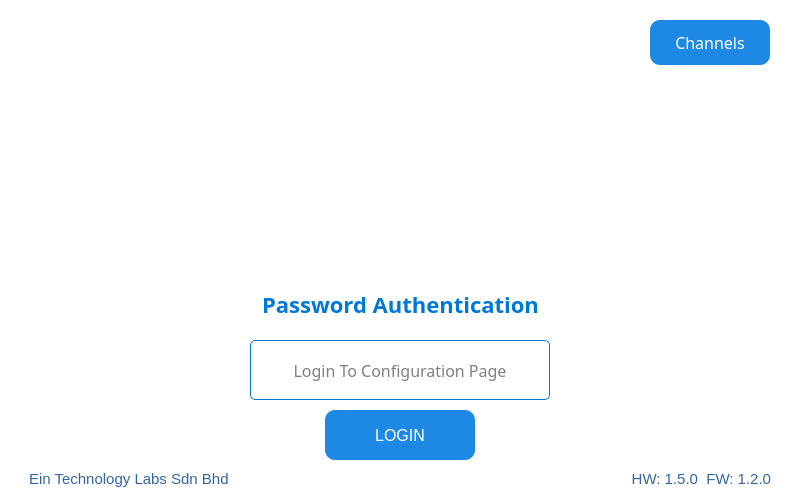
First picture: the form in QT_APP/login.ui, repository eSpark-Backup/nabilfesal-msm-fw, before the edit.
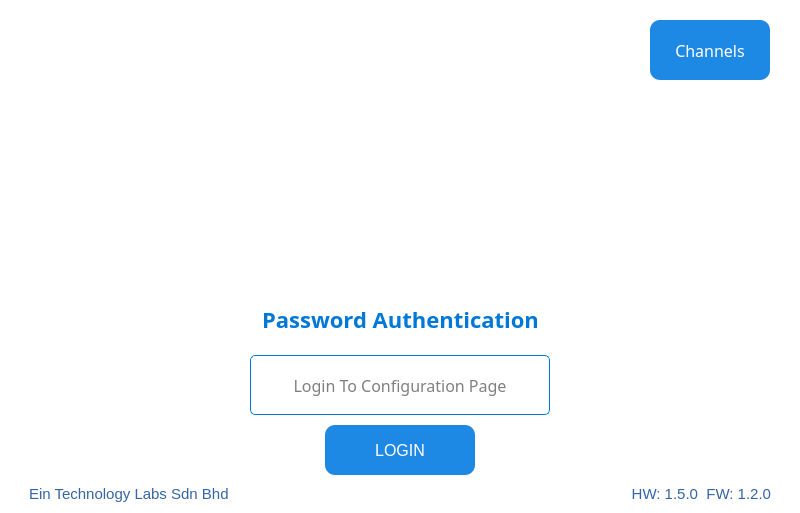
Second picture: the form after the edit. Icons and pictures are not drawn.

Commit message: Channel Button size increased

Diff of the .ui file:
```diff
--- a/QT_APP/login.ui
+++ b/QT_APP/login.ui
@@ -76,7 +76,7 @@
        <property name="minimumSize">
         <size>
          <width>120</width>
-         <height>45</height>
+         <height>60</height>
         </size>
        </property>
        <property name="font">
```
